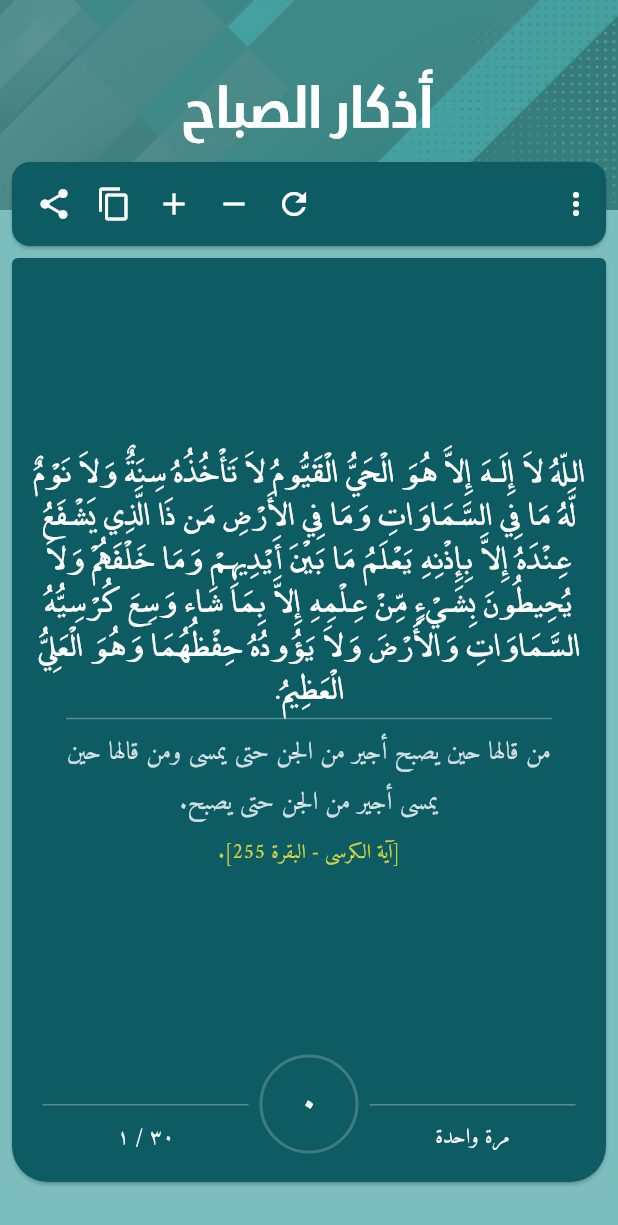
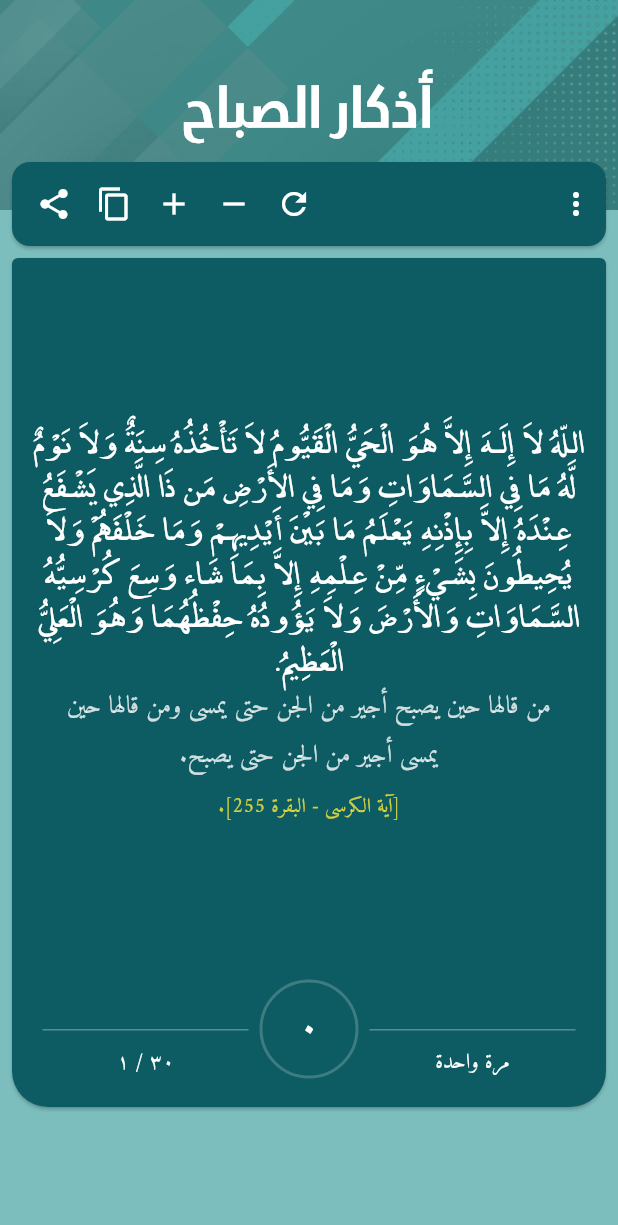
Before and after one commit to itiswd/Latest-Paqyat, a Flutter app: the Sabah screen opened directly, on a phone screen of 412 x 824 dp. Shown: the top 1225 px of the screen. Run offline on Flutter 3.47's test engine with Material 3 defaults, Android fonts, the phone set to English and light mode, and no system bars; our stand-ins replace adhan, animate_do, audioplayers, cached_network_image, flutter_spinkit, hijri and 5 more; missing offline and left inert: flutter_islamic_icons, quran; accounts and stored records are empty; network calls fail.

Commit message:
Refactor Sabah.dart to improve readability and remove redundant code
- Simplified the visibility logic for displaying "description" and "reference" fields by removing nested Visibility widgets and using direct if conditions.
- Added a comment for the Zekr section to improve code readability.
- Adjusted the height of the SizedBox for better layout consistency.

```diff
--- a/lib/pages/Sabah.dart
+++ b/lib/pages/Sabah.dart
@@ -343,6 +343,7 @@ class _SabahState extends State<Sabah> {
                                                     const BouncingScrollPhysics(),
                                                 child: Column(
                                                   children: [
+                                                    //Zekr
                                                     Text(
                                                       '${asab['asab'][ncounterr]["zekr"]}',
                                                       textAlign:
@@ -354,109 +355,55 @@ class _SabahState extends State<Sabah> {
                                                         fontSize: tSize,
                                                       ),
                                                     ),
-                                                    Visibility(
-                                                        visible: asab['asab'][
-                                                                            ncounterr]
-                                                                        [
-                                                                        "reference"] ==
-                                                                    "" &&
-                                                                asab['asab'][
-                                                                            ncounterr]
-                                                                        [
-                                                                        "description"] ==
-                                                                    ""
-                                                            ? false
-                                                            : true,
-                                                        child: Column(
-                                                          crossAxisAlignment:
-                                                              CrossAxisAlignment
-                                                                  .center,
-                                                          children: [
-                                                            Divider(
-                                                              height: 12,
-                                                              endIndent: 24,
-                                                              indent: 24,
-                                                              color: Colors
-                                                                  .white
-                                                                  .withOpacity(
-                                                                      0.3),
-                                                            ),
-                                                            Visibility(
-                                                              visible: asab['asab']
-                                                                              [
-                                                                              ncounterr]
-                                                                          [
-                                                                          "description"] ==
-                                                                      ""
-                                                                  ? false
-                                                                  : true,
-                                                              child: Padding(
+                                                    if (asab['asab'][ncounterr]
+                                                            ["description"] !=
+                                                        "")
+                                                      Padding(
                                                         padding:
                                                             const EdgeInsets
                                                                 .symmetric(
-                                                                  horizontal:
-                                                                      16,
+                                                          horizontal: 16,
                                                         ),
                                                         child: Text(
                                                           '${asab['asab'][ncounterr]["description"]}',
                                                           textAlign:
-                                                                      TextAlign
-                                                                          .center,
-                                                                  style:
-                                                                      TextStyle(
-                                                                    color: Colors
-                                                                        .white
+                                                              TextAlign.center,
+                                                          style: TextStyle(
+                                                            color: Colors.white
                                                                 .withOpacity(
                                                                     0.8),
                                                             height: 2,
                                                             fontFamily:
                                                                 'Amiri-Regular',
-                                                                    wordSpacing:
-                                                                        0,
+                                                            wordSpacing: 0,
                                                             fontSize:
-                                                                        tSize /
-                                                                            1.2,
+                                                                tSize / 1.2,
                                                           ),
                                                         ),
                                                       ),
-                                                            ),
-                                                            Visibility(
-                                                              visible: asab['asab']
-                                                                              [
-                                                                              ncounterr]
-                                                                          [
-                                                                          "reference"] ==
-                                                                      ""
-                                                                  ? false
-                                                                  : true,
-                                                              child: Padding(
+                                                    if (asab['asab'][ncounterr]
+                                                            ["reference"] !=
+                                                        "")
+                                                      Padding(
                                                         padding:
                                                             const EdgeInsets
                                                                 .all(8),
                                                         child: Text(
                                                           '${asab['asab'][ncounterr]["reference"]}',
                                                           textAlign:
-                                                                      TextAlign
-                                                                          .center,
-                                                                  style:
-                                                                      TextStyle(
-                                                                    color: Colors
-                                                                        .yellow
+                                                              TextAlign.center,
+                                                          style: TextStyle(
+                                                            color: Colors.yellow
                                                                 .withOpacity(
                                                                     0.8),
                                                             fontFamily:
                                                                 'Amiri-Regular',
-                                                                    wordSpacing:
-                                                                        0,
+                                                            wordSpacing: 0,
                                                             fontSize:
-                                                                        tSize /
-                                                                            1.5,
+                                                                tSize / 1.5,
                                                           ),
                                                         ),
                                                       ),
-                                                            ),
-                                                          ],
-                                                        ))
                                                   ],
                                                 ),
                                               ),
@@ -574,7 +521,7 @@ class _SabahState extends State<Sabah> {
                     ),
                   ),
                   const SizedBox(
-                    height: 32,
+                    height: 82,
                   ),
                 ],
               ),
```
Lines whose indentation alone changed are shown as unchanged.
